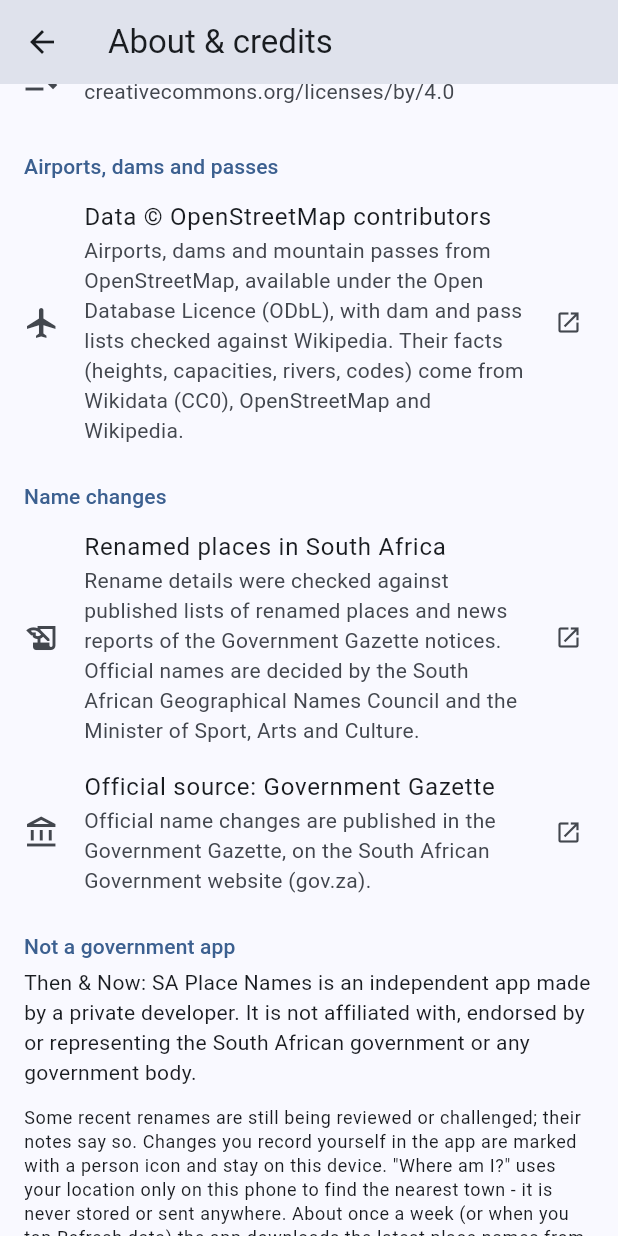
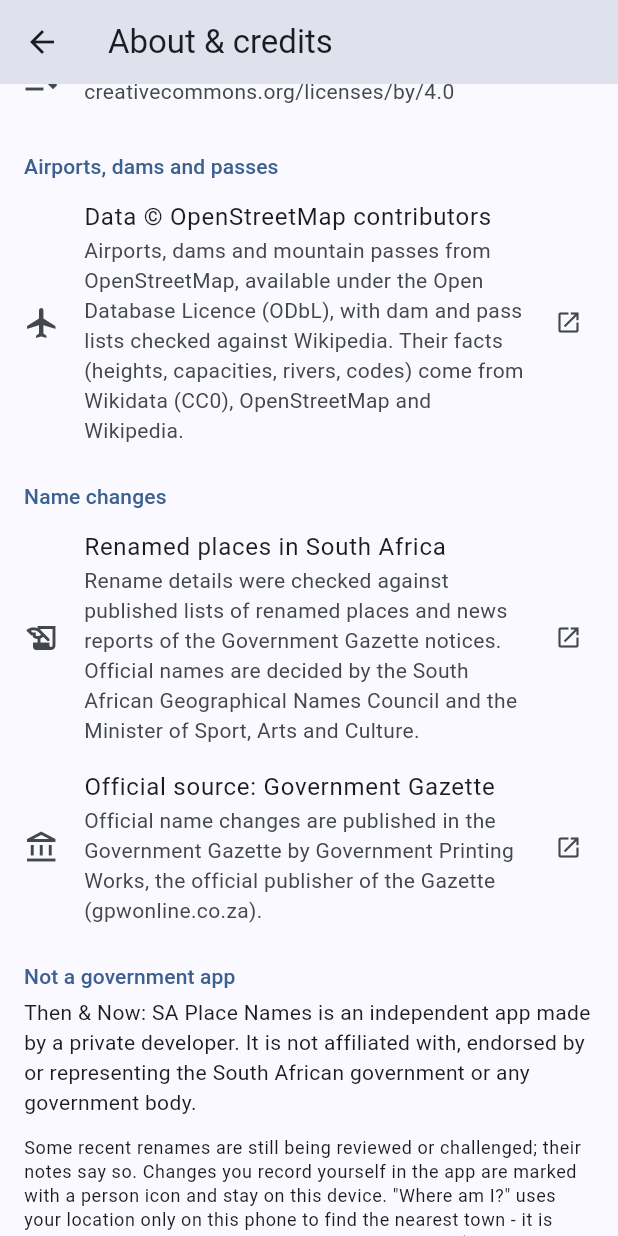
Before and after one commit to nicos0351/then-and-now-app, a Flutter app: the AboutScreen screen opened directly with empty values, scrolled down 576 dp, on a phone screen of 412 x 824 dp. Run offline on Flutter 3.47's test engine with Material 3 defaults, Android fonts, the phone set to English and light mode, and no system bars; our stand-ins replace flutter_map, flutter_svg, geolocator, in_app_purchase, latlong2, share_plus and 2 more; missing offline and left inert: flutter_map_marker_cluster, flutter_map_mbtiles, in_app_update; accounts and stored records are empty.

Commit message:
About: link the Government Gazette source to Government Printing Works (1.0.9)
gov.za takes 10-60 s (sometimes times out) from outside South Africa,
and Google Play rejected the listing because its reviewer couldn't open
https://www.gov.za/documents/notices. gpwonline.co.za, the official
publisher of the Gazette, opens in about 2 s.

Co-Authored-By: Claude Opus 5.5 <noreply@anthropic.com>
Claude-Session: https://claude.ai/code/session_01FG2wd5Nhe3j8EAbUdythkw

```diff
--- a/lib/screens/about_screen.dart
+++ b/lib/screens/about_screen.dart
@@ -103,9 +103,9 @@ class AboutScreen extends StatelessWidget {
           const _CreditTile(
             icon: Icons.account_balance_outlined,
             title: 'Official source: Government Gazette',
-            subtitle: 'Official name changes are published in the Government Gazette, on the '
-                'South African Government website (gov.za).',
-            url: 'https://www.gov.za/documents/notices',
+            subtitle: 'Official name changes are published in the Government Gazette by '
+                'Government Printing Works, the official publisher of the Gazette (gpwonline.co.za).',
+            url: 'https://www.gpwonline.co.za/',
           ),
           const _SectionHeader('Not a government app'),
           Padding(
--- a/pubspec.yaml
+++ b/pubspec.yaml
@@ -1,7 +1,7 @@
 name: sa_town_names
 description: "Then & Now: SA Place Names - old and new South African place names (towns, airports, dams, passes) on one map."
 publish_to: 'none'
-version: 1.0.8+11
+version: 1.0.9+12
 
 environment:
   sdk: '>=3.6.0 <4.0.0'
```
